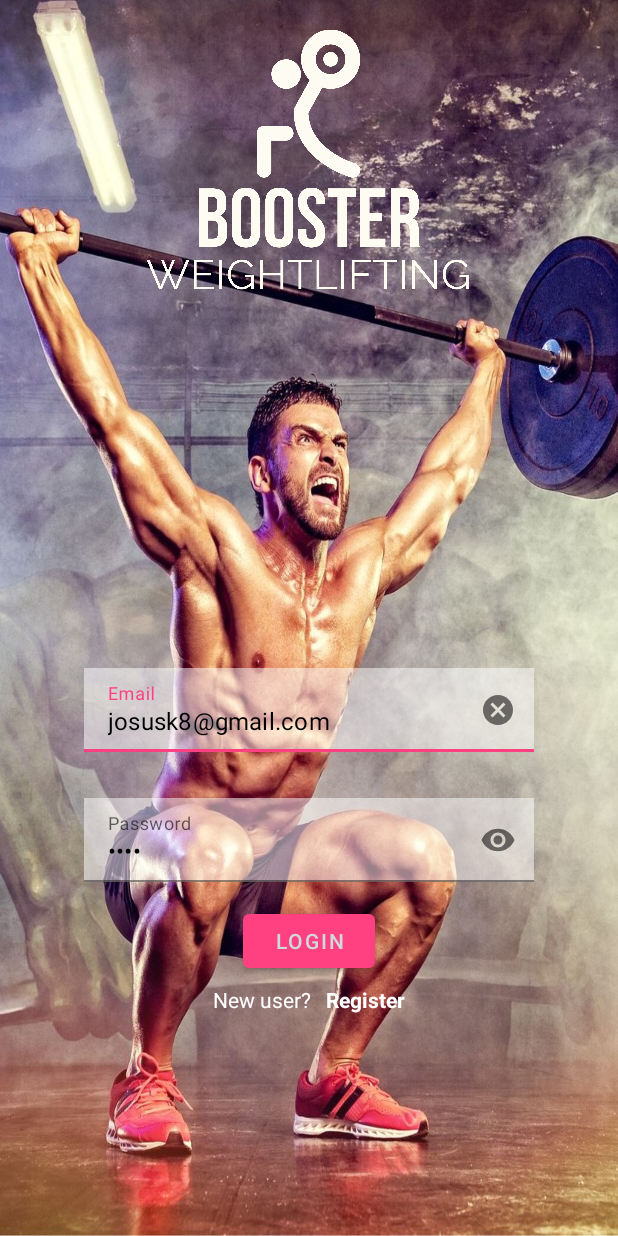
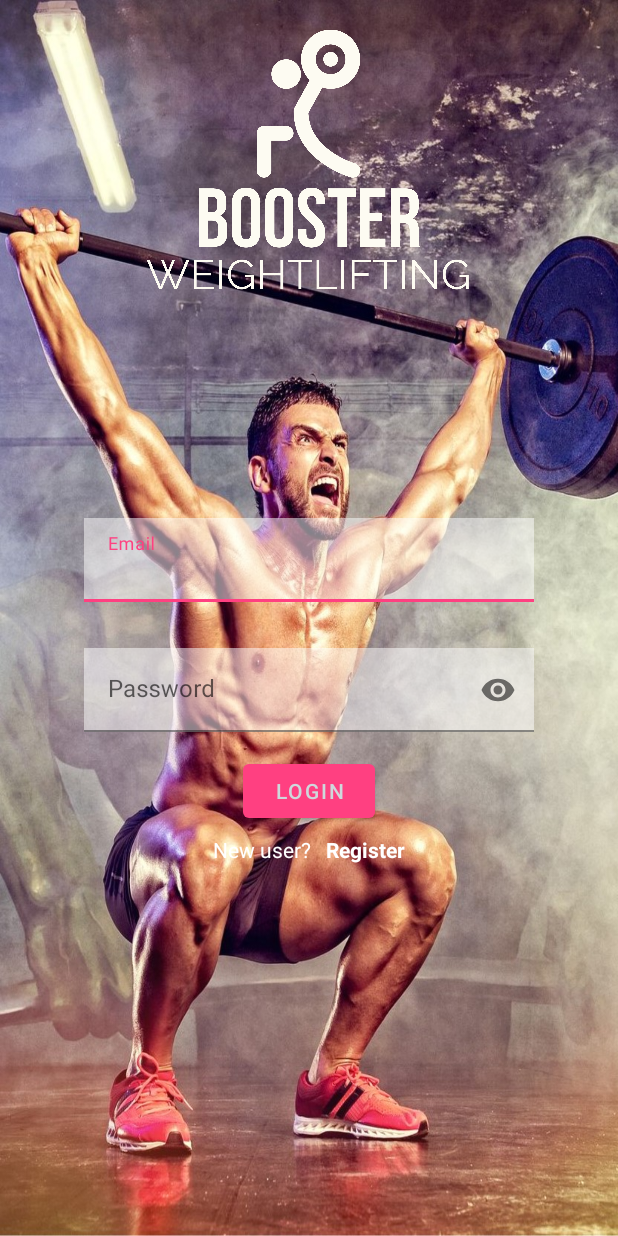
Before and after one commit to josusk8/BoosterApp, an Android app: the screen it shows after launch (Login), on a phone screen of 412 x 824 dp. Run offline under Robolectric (Android 15) with nearby library versions, the phone set to English and light mode, and no system bars.

Commit message:
login cambio en  margin  imagen

```diff
--- a/BoosterWeigthLifting/app/src/main/java/com/example/boosterweigthlifting/persistence/utils/Globals.java
+++ b/BoosterWeigthLifting/app/src/main/java/com/example/boosterweigthlifting/persistence/utils/Globals.java
@@ -1,12 +1,13 @@
 package com.example.boosterweigthlifting.persistence.utils;
 
 public class Globals {
-    public static String url = "http://192.168.31.249:8080/booster/v1/";
+    public static String url = "http://10.0.2.2:8080/booster/v1/";
     // "http://10.0.2.2:8080/booster/v1/";
     // "http://192.168.0.21:8080/booster/v1/";
     // "http://192.168.31.112:8080/booster/v1/";
     // "http://192.168.0.249:8080/booster/v1/";
     //"http://192.168.0.19:8080/booster/v1/";
+    //http://192.168.31.249:8080/booster/v1/
 
     public static int idUsuario = -1;
     public static float lastRmSquat = 0;
--- a/BoosterWeigthLifting/app/src/main/java/com/example/boosterweigthlifting/ui/login/Login.java
+++ b/BoosterWeigthLifting/app/src/main/java/com/example/boosterweigthlifting/ui/login/Login.java
@@ -43,10 +43,11 @@ public class Login extends AppCompatActivity {
         tvRegister = (TextView) findViewById(R.id.tvRegister);
         etEmail = (TextInputEditText) findViewById(R.id.etEmail);
         etPassword = (TextInputEditText) findViewById(R.id.etPassword);
-////////
+/*
         etEmail.setText("josusk8@gmail.com");
         etPassword.setText("1234");
-///////
+*/
+
         btnLogin.setOnClickListener(new View.OnClickListener() {
             @Override
             public void onClick(View view) {
--- a/BoosterWeigthLifting/app/src/main/res/layout/activity_login.xml
+++ b/BoosterWeigthLifting/app/src/main/res/layout/activity_login.xml
@@ -1,8 +1,9 @@
 <?xml version="1.0" encoding="utf-8"?>
+
     <LinearLayout xmlns:android="http://schemas.android.com/apk/res/android"
         xmlns:tools="http://schemas.android.com/tools"
-    android:layout_width="match_parent"
-    android:layout_height="match_parent"
+        android:layout_width="wrap_content"
+        android:layout_height="wrap_content"
         xmlns:app="http://schemas.android.com/apk/res-auto"
         android:gravity="center_horizontal"
         android:orientation="vertical"
@@ -14,7 +15,7 @@
             android:layout_width="230dp"
             android:layout_height="230dp"
             android:src="@drawable/logoinit"
-        android:layout_marginBottom="200dp"
+            android:layout_marginBottom="100dp"
             />
 
 
@@ -71,7 +72,8 @@
             android:layout_height="wrap_content"
             android:layout_marginTop="5dp"
             android:gravity="center"
-        android:orientation="horizontal">
+            android:orientation="horizontal"
+            android:layout_marginHorizontal="50dp">
 
             <TextView
 
--- a/BoosterWeigthLifting/app/src/main/res/layout/activity_registrer.xml
+++ b/BoosterWeigthLifting/app/src/main/res/layout/activity_registrer.xml
@@ -74,6 +74,7 @@
             android:layout_width="100dp"
             android:layout_height="wrap_content"
             android:layout_margin="10dp"
+            android:inputType="numberDecimal"
             android:hint="kg" />
 
         <RadioGroup
```
Also changed, not shown: BoosterWeigthLifting/app/src/main/java/com/example/boosterweigthlifting/ui/menu/daily/TrainingDailyActions.java (+10 -10 lines). Lines whose indentation alone changed are shown as unchanged.
